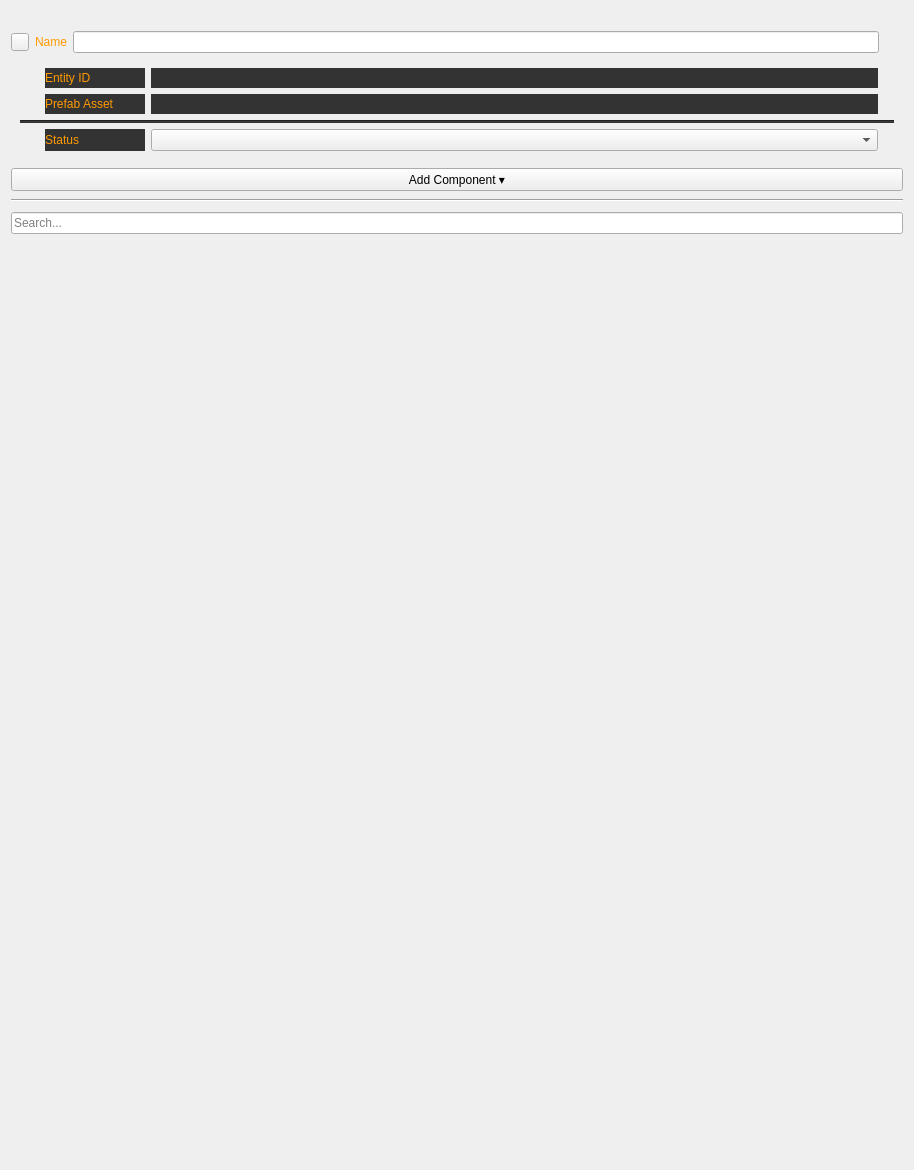
Old version of the form Code/Framework/AzToolsFramework/AzToolsFramework/UI/PropertyEditor/EntityPropertyEditor.ui in the repository GaianHelmers/o3de.
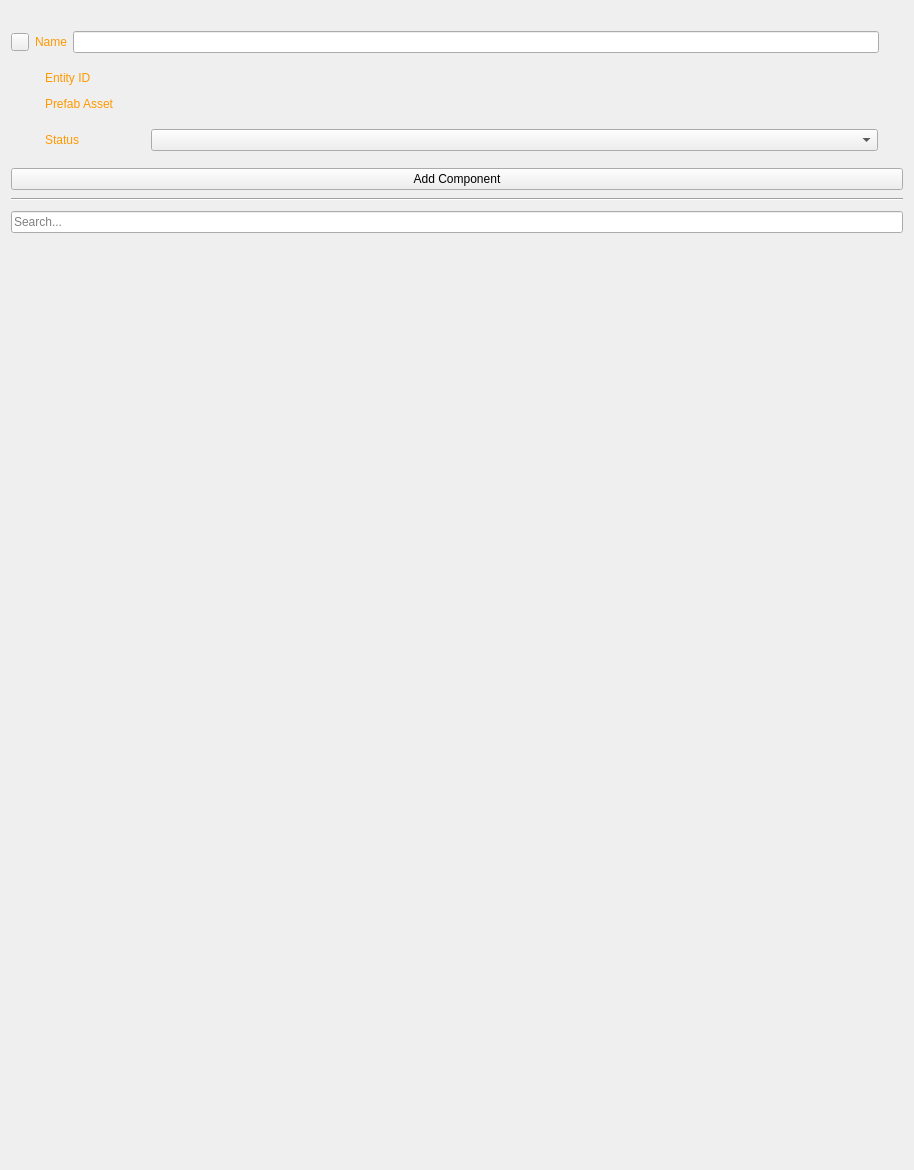
New version of the form. Icons and pictures are not drawn. Custom widgets are drawn as their Qt base class.

Commit message:
Theme editor changes. Structure categories and searching. 4 float values for margins.
Scrubbing for every margin, pad, colour, offset we can find. Allowing full editor configuration.

Got outliner and grid asset browser pretty close.

AI Assisted - Claude Code: Opus 4.7

Patch:
```diff
--- a/Code/Framework/AzToolsFramework/AzToolsFramework/UI/PropertyEditor/EntityPropertyEditor.ui
+++ b/Code/Framework/AzToolsFramework/AzToolsFramework/UI/PropertyEditor/EntityPropertyEditor.ui
@@ -375,7 +375,7 @@
               <string>ID of entity selected.</string>
              </property>
              <property name="styleSheet">
-              <string notr="true">background-color:rgb(51, 51, 51)</string>
+              <string notr="true">background-color:transparent</string>
              </property>
              <property name="text">
               <string>Entity ID</string>
@@ -530,7 +530,7 @@
               <string/>
              </property>
              <property name="styleSheet">
-              <string notr="true">background-color:rgb(51, 51, 51)</string>
+              <string notr="true">background-color:transparent</string>
              </property>
              <property name="text">
               <string/>
@@ -744,7 +744,7 @@
               <string>Prefab Asset File Used for This Prefab</string>
              </property>
              <property name="styleSheet">
-              <string notr="true">background-color:rgb(51, 51, 51)</string>
+              <string notr="true">background-color:transparent</string>
              </property>
              <property name="text">
               <string>Prefab Asset</string>
@@ -899,7 +899,7 @@
               <string/>
              </property>
              <property name="styleSheet">
-              <string notr="true">background-color:rgb(51, 51, 51)</string>
+              <string notr="true">background-color:transparent</string>
              </property>
              <property name="text">
               <string/>
@@ -937,7 +937,7 @@
            </sizepolicy>
           </property>
           <property name="styleSheet">
-           <string notr="true">background-color:rgb(51, 51, 51)</string>
+           <string notr="true">background-color:transparent</string>
           </property>
           <property name="frameShadow">
            <enum>QFrame::Sunken</enum>
@@ -1135,7 +1135,7 @@
 &lt;li style=&quot;&quot; style=&quot; margin-top:12px; margin-bottom:12px; margin-left:0px; margin-right:0px; -qt-block-indent:0; text-indent:0px;&quot;&gt;&lt;span style=&quot; font-weight:600;&quot;&gt;Editor Only&lt;/span&gt; - This entity exists in the Editor only.  &amp;quot;Run In Editor&amp;quot; mode (Ctrl-G) and the standalone game runtime will not contain this entity, but will still contain its children, as if they were parented to this entity's parent.&lt;/li&gt;&lt;/ul&gt;&lt;/body&gt;&lt;/html&gt;</string>
              </property>
              <property name="styleSheet">
-              <string notr="true">background-color:rgb(51, 51, 51)</string>
+              <string notr="true">background-color:transparent</string>
              </property>
              <property name="text">
               <string>Status</string>
@@ -1191,7 +1191,7 @@
        <item>
         <widget class="QPushButton" name="m_addComponentButton">
          <property name="text">
-          <string>Add Component ▾</string>
+          <string>Add Component</string>
          </property>
         </widget>
        </item>
```
The commit also changes 69 other files.
